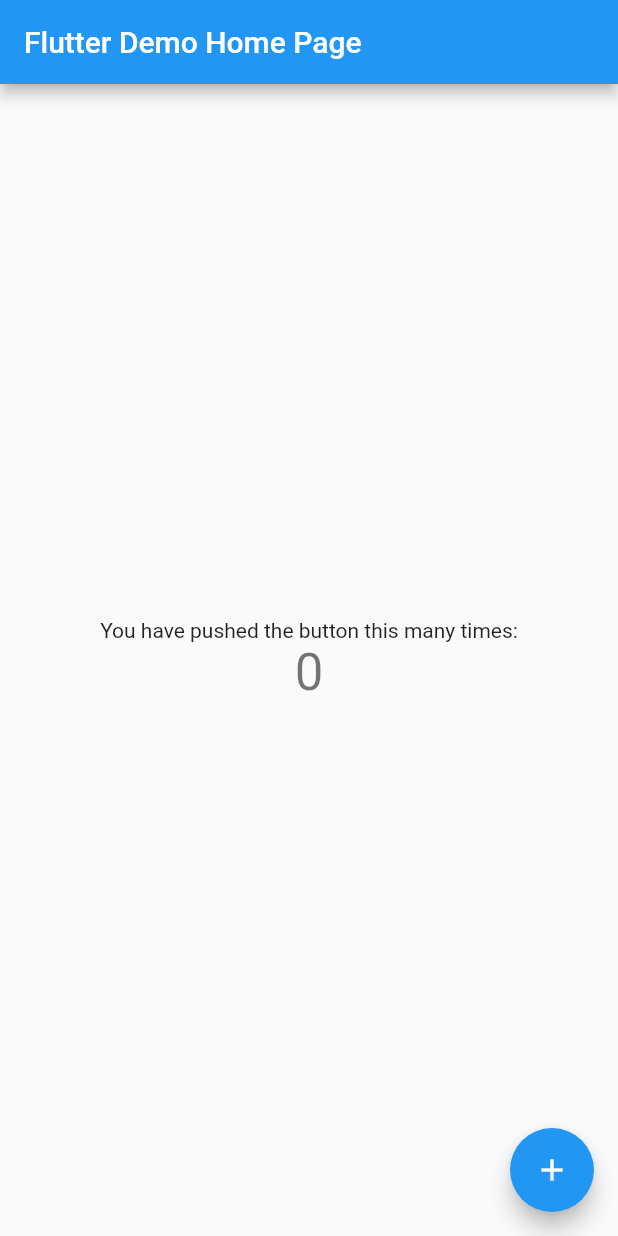
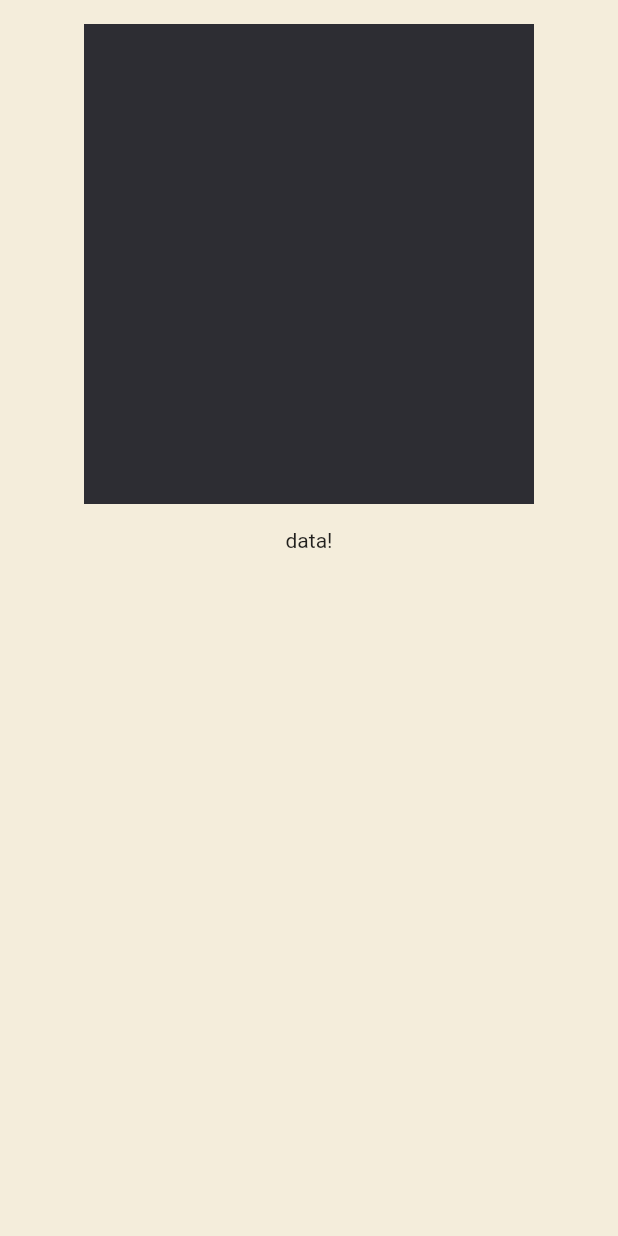
Before and after one commit to sizakk/calculator_ballgame, a Flutter app: the screen it shows after launch, on a phone screen of 412 x 824 dp. Run offline on Flutter 3.47's test engine with Material 2 defaults, Android fonts, the phone set to English and light mode, and no system bars.

Commit message:
first settings

```diff
--- /dev/null
+++ b/lib/constant/color.dart
@@ -0,0 +1,7 @@
+import 'package:flutter/material.dart';
+
+const Color PRIMARY_COLOR = Color(0xFF2D2D33);
+const Color BLUE_COLOR = Color(0xFF549FBF);
+const Color RED_COLOR = Color(0xFFE7626C);
+const Color BACK_COLOR = Color(0xFFF4EDDB);
+const Color TEXT_COLOR = Color(0xFF232B55);
--- a/lib/main.dart
+++ b/lib/main.dart
@@ -1,115 +1,8 @@
+import 'package:ballgame/screen/home_screen.dart';
 import 'package:flutter/material.dart';
 
 void main() {
-  runApp(const MyApp());
+  runApp(const MaterialApp(
+    home: HomeScreen(),
+  ));
 }
-
-class MyApp extends StatelessWidget {
-  const MyApp({super.key});
-
-  // This widget is the root of your application.
-  @override
-  Widget build(BuildContext context) {
-    return MaterialApp(
-      title: 'Flutter Demo',
-      theme: ThemeData(
-        // This is the theme of your application.
-        //
-        // Try running your application with "flutter run". You'll see the
-        // application has a blue toolbar. Then, without quitting the app, try
-        // changing the primarySwatch below to Colors.green and then invoke
-        // "hot reload" (press "r" in the console where you ran "flutter run",
-        // or simply save your changes to "hot reload" in a Flutter IDE).
-        // Notice that the counter didn't reset back to zero; the application
-        // is not restarted.
-        primarySwatch: Colors.blue,
-      ),
-      home: const MyHomePage(title: 'Flutter Demo Home Page'),
-    );
-  }
-}
-
-class MyHomePage extends StatefulWidget {
-  const MyHomePage({super.key, required this.title});
-
-  // This widget is the home page of your application. It is stateful, meaning
-  // that it has a State object (defined below) that contains fields that affect
-  // how it looks.
-
-  // This class is the configuration for the state. It holds the values (in this
-  // case the title) provided by the parent (in this case the App widget) and
-  // used by the build method of the State. Fields in a Widget subclass are
-  // always marked "final".
-
-  final String title;
-
-  @override
-  State<MyHomePage> createState() => _MyHomePageState();
-}
-
-class _MyHomePageState extends State<MyHomePage> {
-  int _counter = 0;
-
-  void _incrementCounter() {
-    setState(() {
-      // This call to setState tells the Flutter framework that something has
-      // changed in this State, which causes it to rerun the build method below
-      // so that the display can reflect the updated values. If we changed
-      // _counter without calling setState(), then the build method would not be
-      // called again, and so nothing would appear to happen.
-      _counter++;
-    });
-  }
-
-  @override
-  Widget build(BuildContext context) {
-    // This method is rerun every time setState is called, for instance as done
-    // by the _incrementCounter method above.
-    //
-    // The Flutter framework has been optimized to make rerunning build methods
-    // fast, so that you can just rebuild anything that needs updating rather
-    // than having to individually change instances of widgets.
-    return Scaffold(
-      appBar: AppBar(
-        // Here we take the value from the MyHomePage object that was created by
-        // the App.build method, and use it to set our appbar title.
-        title: Text(widget.title),
-      ),
-      body: Center(
-        // Center is a layout widget. It takes a single child and positions it
-        // in the middle of the parent.
-        child: Column(
-          // Column is also a layout widget. It takes a list of children and
-          // arranges them vertically. By default, it sizes itself to fit its
-          // children horizontally, and tries to be as tall as its parent.
-          //
-          // Invoke "debug painting" (press "p" in the console, choose the
-          // "Toggle Debug Paint" action from the Flutter Inspector in Android
-          // Studio, or the "Toggle Debug Paint" command in Visual Studio Code)
-          // to see the wireframe for each widget.
-          //
-          // Column has various properties to control how it sizes itself and
-          // how it positions its children. Here we use mainAxisAlignment to
-          // center the children vertically; the main axis here is the vertical
-          // axis because Columns are vertical (the cross axis would be
-          // horizontal).
-          mainAxisAlignment: MainAxisAlignment.center,
-          children: <Widget>[
-            const Text(
-              'You have pushed the button this many times:',
-            ),
-            Text(
-              '$_counter',
-              style: Theme.of(context).textTheme.headline4,
-            ),
-          ],
-        ),
-      ),
-      floatingActionButton: FloatingActionButton(
-        onPressed: _incrementCounter,
-        tooltip: 'Increment',
-        child: const Icon(Icons.add),
-      ), // This trailing comma makes auto-formatting nicer for build methods.
-    );
-  }
-}
--- /dev/null
+++ b/lib/screen/home_screen.dart
@@ -0,0 +1,21 @@
+import 'package:ballgame/constant/color.dart';
+import 'package:ballgame/screen/main_body.dart';
+import 'package:flutter/material.dart';
+
+class HomeScreen extends StatelessWidget {
+  const HomeScreen({Key? key}) : super(key: key);
+
+  @override
+  Widget build(BuildContext context) {
+    return SafeArea(
+      child: Scaffold(
+        backgroundColor: BACK_COLOR,
+        body: Center(
+          child: Column(
+            children: const [MainBody(), Text('data!')],
+          ),
+        ),
+      ),
+    );
+  }
+}
--- /dev/null
+++ b/lib/screen/main_body.dart
@@ -0,0 +1,18 @@
+import 'package:ballgame/constant/color.dart';
+import 'package:flutter/material.dart';
+
+class MainBody extends StatelessWidget {
+  const MainBody({Key? key}) : super(key: key);
+
+  @override
+  Widget build(BuildContext context) {
+    return Padding(
+      padding: const EdgeInsets.symmetric(vertical: 16),
+      child: Container(
+        width: 300,
+        height: 320,
+        color: PRIMARY_COLOR,
+      ),
+    );
+  }
+}
```
Also changed, not shown: pubspec.yaml (+15 -0 lines), asset/fonts/Sunflower-Bold.ttf (added), asset/fonts/Sunflower-Light.ttf (added), asset/fonts/Sunflower-Medium.ttf (added), asset/img/logo_ball.jpeg (added), 6 other files.
